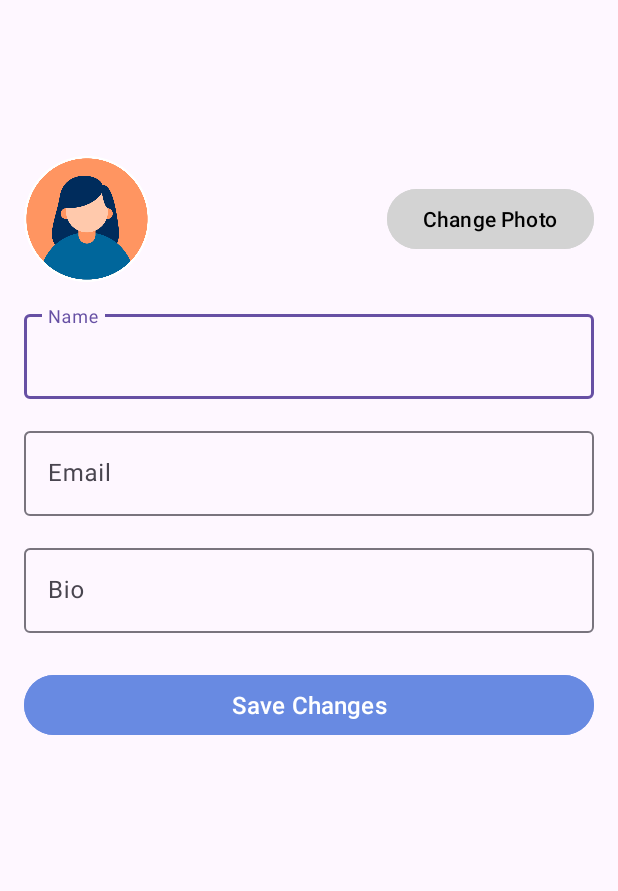
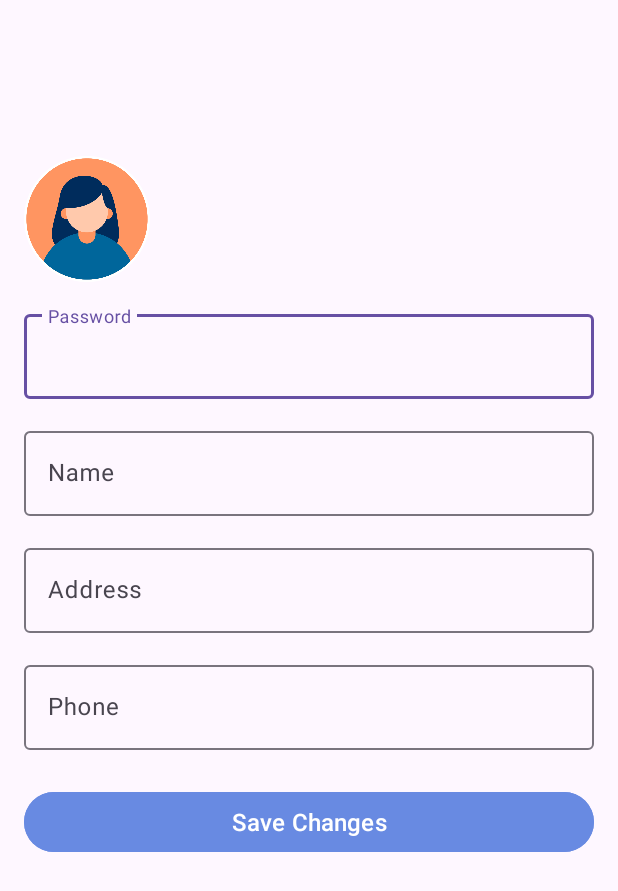
Before and after one commit to hulinxiang/Android-Software, an Android app: the EditProfileActivity screen opened directly, with no data from a screen before it, after a tap on "Save Changes", on a phone screen of 412 x 824 dp. Shown: the top 891 px of the screen. Run offline under Robolectric (Android 15) with nearby library versions, the phone set to English and light mode, and no system bars.

Commit message:
Modify activity_edit_profile.xml to include new fields,Update EditProfileActivity.java accordingly

```diff
--- a/items/media/_examples/app/src/main/java/com/example/myapplication/activity/EditProfileActivity.java
+++ b/items/media/_examples/app/src/main/java/com/example/myapplication/activity/EditProfileActivity.java
@@ -9,14 +9,17 @@ import android.widget.EditText;
 import android.widget.ImageView;
 
 import com.example.myapplication.R;
+import com.example.myapplication.src.User;
 
 public class EditProfileActivity extends AppCompatActivity {
     private ImageView profileImage;
-    private Button changePhotoButton;
+    private EditText passwordEditText;
     private EditText nameEditText;
-    private EditText emailEditText;
-    private EditText bioEditText;
+    private EditText addressEditText;
+    private EditText phoneEditText;
     private Button saveChangesButton;
+
+    private User user;
 
     @Override
     protected void onCreate(Bundle savedInstanceState) {
@@ -24,28 +27,64 @@ public class EditProfileActivity extends AppCompatActivity {
         setContentView(R.layout.activity_edit_profile);
 
         init();
-
-        changePhotoButton.setOnClickListener(new View.OnClickListener() {
-            @Override
-            public void onClick(View view) {
-                // Handle changing profile photo logic here
-            }
-        });
+        loadUserData();
 
         saveChangesButton.setOnClickListener(new View.OnClickListener() {
             @Override
             public void onClick(View view) {
-                // Handle saving profile changes logic here
+                saveProfileChanges();
             }
         });
     }
 
     private void init() {
         profileImage = findViewById(R.id.profile_image);
-        changePhotoButton = findViewById(R.id.btn_change_photo);
+        passwordEditText = findViewById(R.id.edit_password);
         nameEditText = findViewById(R.id.edit_name);
-        emailEditText = findViewById(R.id.edit_email);
-        bioEditText = findViewById(R.id.edit_bio);
+        addressEditText = findViewById(R.id.edit_address);
+        phoneEditText = findViewById(R.id.edit_phone);
         saveChangesButton = findViewById(R.id.btn_save_changes);
     }
+
+    private void loadUserData() {
+        // Retrieve the current user's data and populate the fields
+        user = getCurrentUser(); // Implement this method to get the current user
+
+        if (user != null) {
+            nameEditText.setText(user.getName());
+            addressEditText.setText(user.getAddress());
+            phoneEditText.setText(user.getPhone());
+        }
+    }
+
+    private void saveProfileChanges() {
+        if (user != null) {
+            String newPassword = passwordEditText.getText().toString().trim();
+            String newName = nameEditText.getText().toString().trim();
+            String newAddress = addressEditText.getText().toString().trim();
+            String newPhone = phoneEditText.getText().toString().trim();
+
+            // Update the user's information
+            if (!newPassword.isEmpty()) {
+                user.updatePassword(newPassword);
+            }
+            user.updateName(newName);
+            user.updateAddress(newAddress);
+            user.updatePhone(newPhone);
+
+            // Save the updated user data
+            saveUserData(user); // Implement this method to save the user data
+        }
+    }
+
+    private User getCurrentUser() {
+        // Implement this method to retrieve the current user's data
+        // Return the current user object
+        return null;
+    }
+
+    private void saveUserData(User user) {
+        // Implement this method to save the user data
+        // You can use SharedPreferences, SQLite, or any other storage mechanism
+    }
 }
--- a/items/media/_examples/app/src/main/res/layout/activity_edit_profile.xml
+++ b/items/media/_examples/app/src/main/res/layout/activity_edit_profile.xml
@@ -52,18 +52,21 @@
                         android:src="@drawable/profile"
                         app:shapeAppearanceOverlay="@style/CircularImageView" />
 
-                    <Button
-                        android:id="@+id/btn_change_photo"
-                        android:layout_width="wrap_content"
+                </RelativeLayout>
+
+                <com.google.android.material.textfield.TextInputLayout
+                    android:layout_width="match_parent"
+                    android:layout_height="wrap_content"
+                    android:layout_marginTop="16dp">
+
+                    <com.google.android.material.textfield.TextInputEditText
+                        android:id="@+id/edit_password"
+                        android:layout_width="match_parent"
                         android:layout_height="wrap_content"
-                        android:layout_alignParentEnd="true"
-                        android:layout_centerVertical="true"
-                        android:backgroundTint="#D3D3D3"
-                        android:text="Change Photo"
-                        android:textColor="#000000"
-                        android:textSize="14sp" />
+                        android:hint="Password"
+                        android:inputType="textPassword" />
 
-                </RelativeLayout>
+                </com.google.android.material.textfield.TextInputLayout>
 
                 <com.google.android.material.textfield.TextInputLayout
                     android:layout_width="match_parent"
@@ -85,11 +88,11 @@
                     android:layout_marginTop="16dp">
 
                     <com.google.android.material.textfield.TextInputEditText
-                        android:id="@+id/edit_email"
+                        android:id="@+id/edit_address"
                         android:layout_width="match_parent"
                         android:layout_height="wrap_content"
-                        android:hint="Email"
-                        android:inputType="textEmailAddress" />
+                        android:hint="Address"
+                        android:inputType="textPostalAddress" />
 
                 </com.google.android.material.textfield.TextInputLayout>
 
@@ -99,12 +102,11 @@
                     android:layout_marginTop="16dp">
 
                     <com.google.android.material.textfield.TextInputEditText
-                        android:id="@+id/edit_bio"
+                        android:id="@+id/edit_phone"
                         android:layout_width="match_parent"
                         android:layout_height="wrap_content"
-                        android:hint="Bio"
-                        android:inputType="textMultiLine"
-                        android:maxLines="4" />
+                        android:hint="Phone"
+                        android:inputType="phone" />
 
                 </com.google.android.material.textfield.TextInputLayout>
 
```
